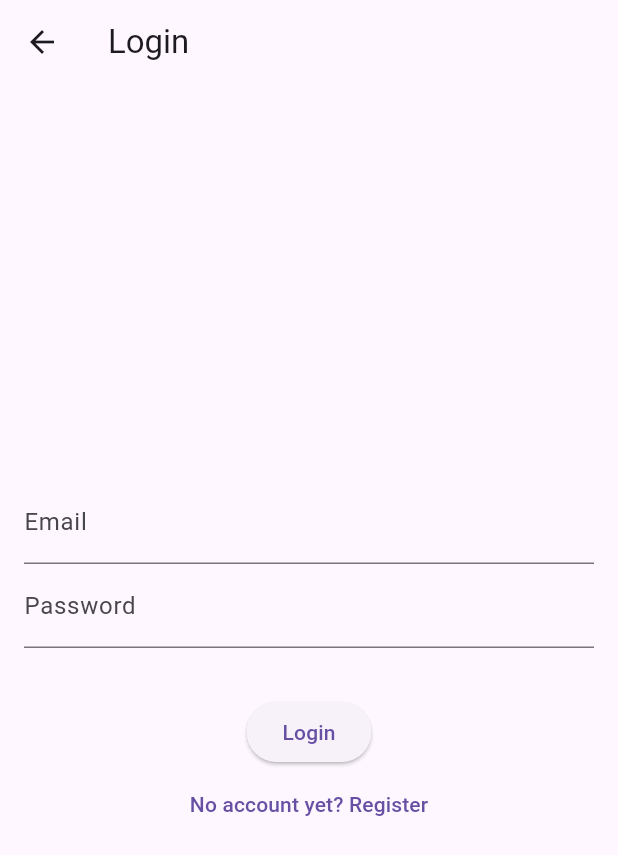
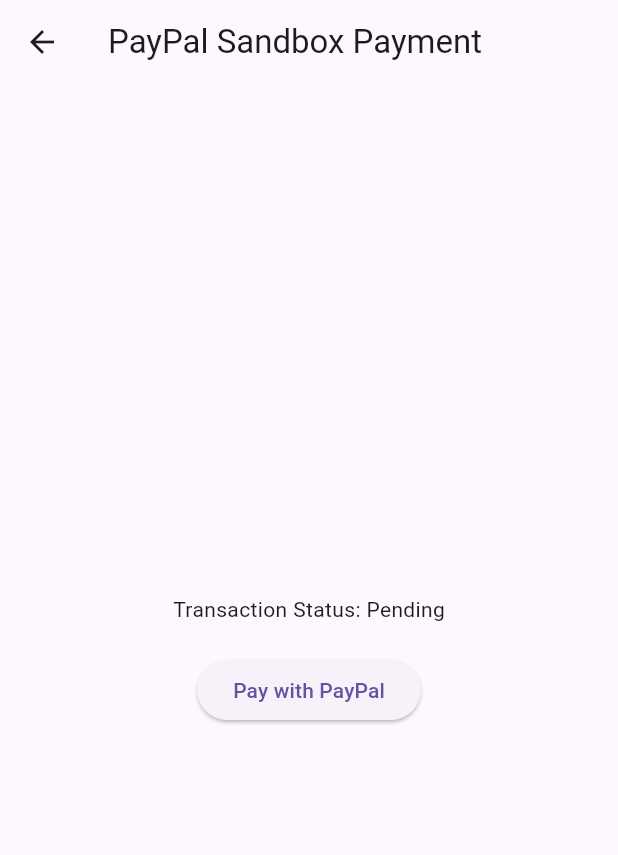
Before and after one commit to SWD392-StockMarket/SWD-Mobile, a Flutter app: the screen it shows after launch, on a phone screen of 412 x 824 dp. Shown: the top 855 px of the screen. Run offline on Flutter 3.47's test engine with Material 3 defaults, Android fonts, the phone set to English and light mode, and no system bars; our stand-ins replace firebase_core, firebase_messaging, flutter_dotenv, flutter_local_notifications, get, get_storage; missing offline and left inert: candlesticks, flutter_paypal; accounts and stored records are empty.

Commit message:
Payment Screen

```diff
--- a/lib/main.dart
+++ b/lib/main.dart
@@ -5,8 +5,9 @@
 import 'package:firebase_messaging/firebase_messaging.dart';
 import 'package:flutter_dotenv/flutter_dotenv.dart';
 import 'dart:io';
-
+import 'package:flutter_paypal/flutter_paypal.dart';
 import 'package:source_code_mobile/screens/news_screen.dart';
+import 'package:source_code_mobile/screens/payment_screen.dart';
 import 'package:source_code_mobile/screens/profile_screen.dart';
 import 'package:source_code_mobile/screens/register_screen.dart';
 import 'package:source_code_mobile/screens/stock_monitor_screen.dart';
@@ -65,7 +66,7 @@
     return MaterialApp(
       debugShowCheckedModeBanner: false,
       title: 'Flutter Named Routes',
-      initialRoute: '/watchlist',
+      initialRoute: '/paypal',
       routes: {
         '/': (context) => const LoginScreen(),
         '/home': (context) => const HomeScreen(),
@@ -76,6 +77,7 @@
         '/watchlist': (context) => const WatchlistScreen(),
         '/register': (context) => const RegisterScreen(),
         '/stock': (context) => const StockScreen(),
+        '/paypal': (context) => PayPalPaymentScreen(),
       },
     );
   }
--- /dev/null
+++ b/lib/screens/payment_screen.dart
@@ -0,0 +1,107 @@
+import 'package:flutter/material.dart';
+import 'package:flutter_paypal/flutter_paypal.dart';
+
+void main() {
+  runApp(MyApp());
+}
+
+class MyApp extends StatelessWidget {
+  @override
+  Widget build(BuildContext context) {
+    return MaterialApp(home: PayPalPaymentScreen());
+  }
+}
+
+class PayPalPaymentScreen extends StatefulWidget {
+  @override
+  _PayPalPaymentScreenState createState() => _PayPalPaymentScreenState();
+}
+
+class _PayPalPaymentScreenState extends State<PayPalPaymentScreen> {
+  String transactionStatus = "Pending";
+  bool isLoading = false; // Added loading state
+
+  void processPayment() {
+    setState(() => isLoading = true);
+
+    Navigator.of(context).push(
+      MaterialPageRoute(
+        builder: (BuildContext context) => UsePaypal(
+          sandboxMode: true,
+          clientId: "AahYOJELlYGWzCt1xCPrjcnEVRZCAUujE41La7KnPKdrMRLAjQaUUZJFWrUNbmitnfSnsEosdSOaXMN2",
+          secretKey: "ECFvR6mFXWsvvmKnuVYdnynD5_Rzk1Ast1ZIBvgn6hYz_LAVeFEWKqhXxMoh80n5pban0cJDz5mob-7C",
+          returnURL: "paypalpayment://return?screen=home", // Specify target screen
+          cancelURL: "paypalpayment://cancel?screen=stock", // Specify target screen
+          transactions: [
+            {
+              "amount": {"total": "10.00", "currency": "USD"},
+              "description": "Test transaction in sandbox mode.",
+              "item_list": {
+                "items": [
+                  {"name": "Test Item", "quantity": "1", "price": "10.00", "currency": "USD"}
+                ]
+              },
+            }
+          ],
+          note: "Contact us for any questions",
+          onSuccess: (Map params) {
+            _handlePaymentResult("Success", targetScreen: "paypal");
+            print("Payment Success: $params");
+          },
+          onError: (error) {
+            _handlePaymentResult("Failed", error: error);
+            print("Payment Error: $error");
+          },
+          onCancel: (params) {
+            _handlePaymentResult("Cancelled", targetScreen: "stock");
+            print("Payment Cancelled: $params");
+          },
+        ),
+      ),
+    );
+  }
+
+  void _handlePaymentResult(String status, {String? error, String? targetScreen}) {
+    if (mounted) {
+      setState(() {
+        transactionStatus = status;
+        isLoading = false;
+      });
+
+      ScaffoldMessenger.of(context).showSnackBar(
+        SnackBar(
+          content: Text(error != null ? "Payment Failed: $error" : "Payment $status"),
+        ),
+      );
+
+      // Navigate to the target screen if provided, otherwise just pop
+      if (targetScreen != null) {
+        Navigator.pushNamed(context, '/$targetScreen'); // Use named route
+      } else if (Navigator.canPop(context)) {
+        Navigator.pop(context); // Fallback to popping
+      }
+    }
+  }
+
+  @override
+  Widget build(BuildContext context) {
+    return Scaffold(
+      appBar: AppBar(title: Text("PayPal Sandbox Payment")),
+      body: Center(
+        child: isLoading
+            ? CircularProgressIndicator()
+            : Column(
+          mainAxisAlignment: MainAxisAlignment.center,
+          children: [
+            Text("Transaction Status: $transactionStatus"),
+            SizedBox(height: 20),
+            ElevatedButton(
+              onPressed: processPayment,
+              child: Text("Pay with PayPal"),
+            ),
+          ],
+        ),
+      ),
+    );
+  }
+}
--- a/pubspec.yaml
+++ b/pubspec.yaml
@@ -44,7 +44,7 @@
   candlesticks: ^2.1.0
   get_storage: ^2.1.1
   flutter_local_notifications: ^18.0.1
-
+  flutter_paypal: ^0.2.1
 dev_dependencies:
   flutter_test:
     sdk: flutter
```
Also changed, not shown: pubspec.lock, 10 other files.
